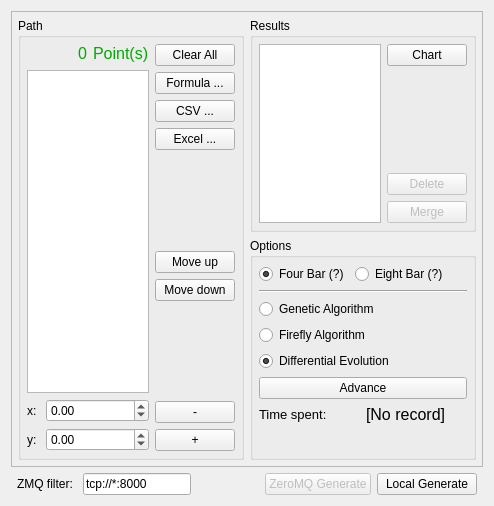
This is core/panel/DimensionalSynthesis/Path_Solving.ui in KmolYuan/Pyslvs-UI as Qt 5 draws it before an edit. The edited form follows.
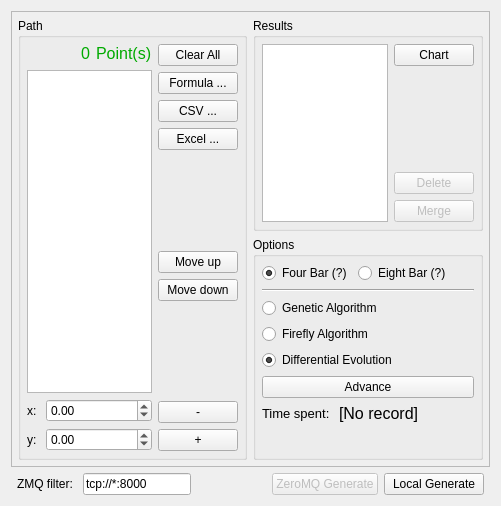
This is the edited form. Icons and pictures are not drawn.

Commit message: Show the spend time of seleced result. Fix merge path bug.

The edit to the form file:
```diff
--- a/core/panel/DimensionalSynthesis/Path_Solving.ui
+++ b/core/panel/DimensionalSynthesis/Path_Solving.ui
@@ -6,7 +6,7 @@
    <rect>
     <x>0</x>
     <y>0</y>
-    <width>494</width>
+    <width>501</width>
     <height>506</height>
    </rect>
   </property>
@@ -21,7 +21,7 @@
        <rect>
         <x>0</x>
         <y>0</y>
-        <width>474</width>
+        <width>481</width>
         <height>447</height>
        </rect>
       </property>
@@ -500,6 +500,19 @@
                 </property>
                </widget>
               </item>
+              <item>
+               <spacer name="horizontalSpacer_2">
+                <property name="orientation">
+                 <enum>Qt::Horizontal</enum>
+                </property>
+                <property name="sizeHint" stdset="0">
+                 <size>
+                  <width>40</width>
+                  <height>20</height>
+                 </size>
+                </property>
+               </spacer>
+              </item>
              </layout>
             </item>
             <item>
```
The commit also changes 5 other files.
